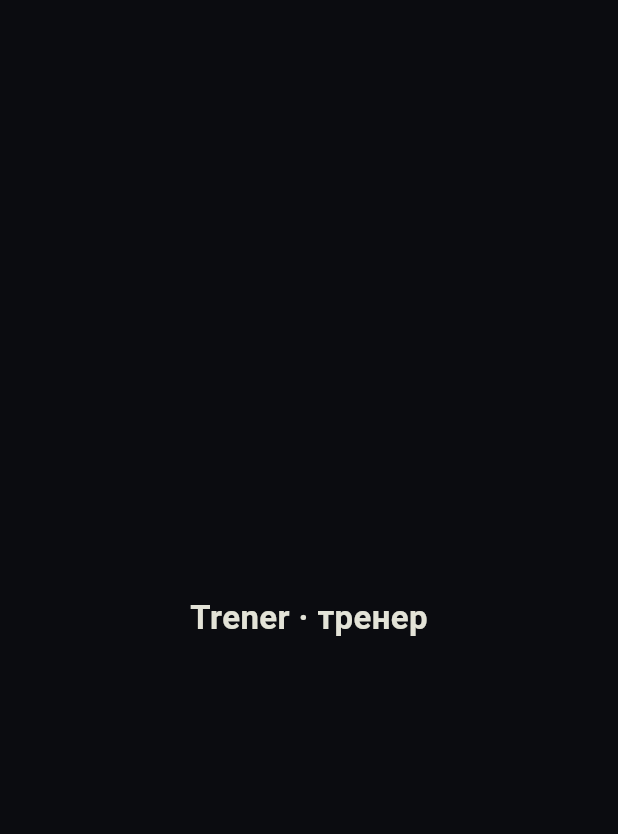
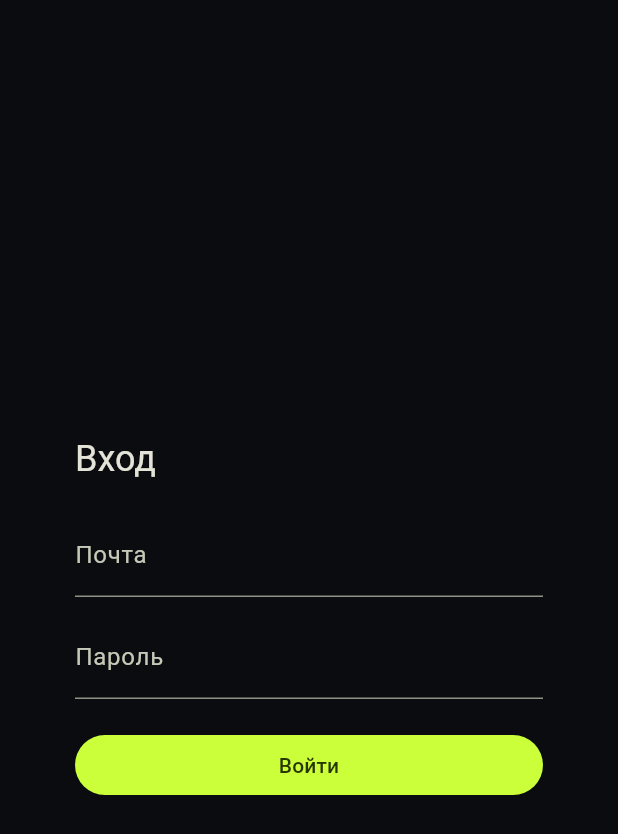
Before and after one commit to Kopilka-main/trener_web, a Flutter app: the screen it shows after launch, on a phone screen of 412 x 824 dp. Shown: the top 834 px of the screen. Run offline on Flutter 3.47's test engine with Material 3 defaults, Android fonts, the phone set to English and light mode, and no system bars; our stand-ins replace dio, flutter_riverpod, flutter_secure_storage, go_router.

Commit message:
feat(mobile): core (API-клиент+сессия) и срез вход→главная для обоих приложений
core: ApiClient (Dio + Bearer + 401→разлогин), TokenStore (secure storage),
SessionController (Riverpod), провайдеры base URL/клиента.
client и trainer: модель профиля, login/me/logout, экраны вход/сплеш/главная,
go_router с редиректом по сессии. analyze чистый, тесты входа зелёные.
Base URL: тренер app.fitbond.ru, клиент my.fitbond.ru.

Co-Authored-By: Claude Opus 4.8 <noreply@anthropic.com>

```diff
--- a/mobile/apps/client/lib/main.dart
+++ b/mobile/apps/client/lib/main.dart
@@ -1,27 +1,47 @@
 import 'package:core/core.dart';
 import 'package:flutter/material.dart';
 import 'package:flutter_riverpod/flutter_riverpod.dart';
+import 'package:go_router/go_router.dart';
+
+import 'router.dart';
 
 void main() {
-  runApp(const ProviderScope(child: ClientApp()));
+  runApp(
+    ProviderScope(
+      overrides: <Override>[
+        baseUrlProvider.overrideWithValue('https://my.fitbond.ru'),
+      ],
+      child: const ClientApp(),
+    ),
+  );
 }
 
-/// Клиентское приложение Trener. Пока — каркас с фирменной темой;
-/// экраны входа и главной добавляются в следующих шагах фазы 1.
-class ClientApp extends StatelessWidget {
+/// Клиентское приложение Trener: фирменная тема, токен-сессия, роутер
+/// вход → главная.
+class ClientApp extends ConsumerStatefulWidget {
   const ClientApp({super.key});
 
   @override
+  ConsumerState<ClientApp> createState() => _ClientAppState();
+}
+
+class _ClientAppState extends ConsumerState<ClientApp> {
+  @override
+  void initState() {
+    super.initState();
+    WidgetsBinding.instance.addPostFrameCallback((_) {
+      ref.read(sessionProvider.notifier).bootstrap();
+    });
+  }
+
+  @override
   Widget build(BuildContext context) {
-    return MaterialApp(
+    final GoRouter router = ref.watch(routerProvider);
+    return MaterialApp.router(
       title: 'Trener — клиент',
       debugShowCheckedModeBanner: false,
       theme: buildAppTheme(AppAccents.client),
-      home: const Scaffold(
-        body: Center(
-          child: Text('Trener · клиент', style: TextStyle(fontSize: 22, fontWeight: FontWeight.bold)),
-        ),
-      ),
+      routerConfig: router,
     );
   }
 }
--- /dev/null
+++ b/mobile/apps/client/lib/screens/login_screen.dart
@@ -0,0 +1,86 @@
+import 'package:flutter/material.dart';
+import 'package:flutter_riverpod/flutter_riverpod.dart';
+
+import '../api/client_auth.dart';
+
+class LoginScreen extends ConsumerStatefulWidget {
+  const LoginScreen({super.key});
+
+  @override
+  ConsumerState<LoginScreen> createState() => _LoginScreenState();
+}
+
+class _LoginScreenState extends ConsumerState<LoginScreen> {
+  final TextEditingController _email = TextEditingController();
+  final TextEditingController _password = TextEditingController();
+  bool _busy = false;
+  String? _error;
+
+  @override
+  void dispose() {
+    _email.dispose();
+    _password.dispose();
+    super.dispose();
+  }
+
+  Future<void> _submit() async {
+    setState(() {
+      _busy = true;
+      _error = null;
+    });
+    try {
+      await ref.read(clientApiProvider).login(_email.text.trim(), _password.text);
+      // Дальше редирект на главную сделает роутер (по смене сессии).
+    } catch (_) {
+      setState(() => _error = 'Не удалось войти. Проверьте почту и пароль.');
+    } finally {
+      if (mounted) setState(() => _busy = false);
+    }
+  }
+
+  @override
+  Widget build(BuildContext context) {
+    return Scaffold(
+      body: SafeArea(
+        child: Center(
+          child: ConstrainedBox(
+            constraints: const BoxConstraints(maxWidth: 360),
+            child: ListView(
+              shrinkWrap: true,
+              padding: const EdgeInsets.all(24),
+              children: <Widget>[
+                Text('Вход', style: Theme.of(context).textTheme.headlineSmall),
+                const SizedBox(height: 20),
+                TextField(
+                  controller: _email,
+                  keyboardType: TextInputType.emailAddress,
+                  autocorrect: false,
+                  decoration: const InputDecoration(labelText: 'Почта'),
+                ),
+                const SizedBox(height: 12),
+                TextField(
+                  controller: _password,
+                  obscureText: true,
+                  decoration: const InputDecoration(labelText: 'Пароль'),
+                  onSubmitted: (_) => _submit(),
+                ),
+                if (_error != null) ...<Widget>[
+                  const SizedBox(height: 12),
+                  Text(_error!, style: TextStyle(color: Theme.of(context).colorScheme.error)),
+                ],
+                const SizedBox(height: 20),
+                FilledButton(
+                  onPressed: _busy ? null : _submit,
+                  child: _busy
+                      ? const SizedBox(
+                          height: 18, width: 18, child: CircularProgressIndicator(strokeWidth: 2))
+                      : const Text('Войти'),
+                ),
+              ],
+            ),
+          ),
+        ),
+      ),
+    );
+  }
+}
--- a/mobile/apps/trainer/lib/main.dart
+++ b/mobile/apps/trainer/lib/main.dart
@@ -1,27 +1,47 @@
 import 'package:core/core.dart';
 import 'package:flutter/material.dart';
 import 'package:flutter_riverpod/flutter_riverpod.dart';
+import 'package:go_router/go_router.dart';
+
+import 'router.dart';
 
 void main() {
-  runApp(const ProviderScope(child: TrainerApp()));
+  runApp(
+    ProviderScope(
+      overrides: <Override>[
+        baseUrlProvider.overrideWithValue('https://app.fitbond.ru'),
+      ],
+      child: const TrainerApp(),
+    ),
+  );
 }
 
-/// Тренерское приложение Trener. Пока — каркас с фирменной темой;
-/// экраны входа и главной добавляются в следующих шагах фазы 1.
-class TrainerApp extends StatelessWidget {
+/// Тренерское приложение Trener: фирменная тема, токен-сессия, роутер
+/// вход → главная.
+class TrainerApp extends ConsumerStatefulWidget {
   const TrainerApp({super.key});
 
   @override
+  ConsumerState<TrainerApp> createState() => _TrainerAppState();
+}
+
+class _TrainerAppState extends ConsumerState<TrainerApp> {
+  @override
+  void initState() {
+    super.initState();
+    WidgetsBinding.instance.addPostFrameCallback((_) {
+      ref.read(sessionProvider.notifier).bootstrap();
+    });
+  }
+
+  @override
   Widget build(BuildContext context) {
-    return MaterialApp(
+    final GoRouter router = ref.watch(routerProvider);
+    return MaterialApp.router(
       title: 'Trener — тренер',
       debugShowCheckedModeBanner: false,
       theme: buildAppTheme(AppAccents.trainer),
-      home: const Scaffold(
-        body: Center(
-          child: Text('Trener · тренер', style: TextStyle(fontSize: 22, fontWeight: FontWeight.bold)),
-        ),
-      ),
+      routerConfig: router,
     );
   }
 }
--- /dev/null
+++ b/mobile/apps/trainer/lib/router.dart
@@ -0,0 +1,34 @@
+import 'package:core/core.dart';
+import 'package:flutter/widgets.dart';
+import 'package:flutter_riverpod/flutter_riverpod.dart';
+import 'package:go_router/go_router.dart';
+
+import 'screens/home_screen.dart';
+import 'screens/login_screen.dart';
+import 'screens/splash_screen.dart';
+
+/// Роутер с редиректом по статусу сессии: пока неизвестно → сплеш,
+/// не авторизован → вход, авторизован → главная.
+final Provider<GoRouter> routerProvider = Provider<GoRouter>((ref) {
+  final ValueNotifier<int> refresh = ValueNotifier<int>(0);
+  ref.listen<SessionState>(sessionProvider, (_, _) => refresh.value++);
+  ref.onDispose(refresh.dispose);
+
+  return GoRouter(
+    initialLocation: '/splash',
+    refreshListenable: refresh,
+    redirect: (BuildContext context, GoRouterState state) {
+      final AuthStatus status = ref.read(sessionProvider).status;
+      final String loc = state.matchedLocation;
+      if (status == AuthStatus.unknown) return loc == '/splash' ? null : '/splash';
+      if (status == AuthStatus.unauthenticated) return loc == '/login' ? null : '/login';
+      if (loc == '/login' || loc == '/splash') return '/home';
+      return null;
+    },
+    routes: <RouteBase>[
+      GoRoute(path: '/splash', builder: (_, _) => const SplashScreen()),
+      GoRoute(path: '/login', builder: (_, _) => const LoginScreen()),
+      GoRoute(path: '/home', builder: (_, _) => const HomeScreen()),
+    ],
+  );
+});
--- /dev/null
+++ b/mobile/apps/trainer/lib/screens/login_screen.dart
@@ -0,0 +1,86 @@
+import 'package:flutter/material.dart';
+import 'package:flutter_riverpod/flutter_riverpod.dart';
+
+import '../api/trainer_auth.dart';
+
+class LoginScreen extends ConsumerStatefulWidget {
+  const LoginScreen({super.key});
+
+  @override
+  ConsumerState<LoginScreen> createState() => _LoginScreenState();
+}
+
+class _LoginScreenState extends ConsumerState<LoginScreen> {
+  final TextEditingController _email = TextEditingController();
+  final TextEditingController _password = TextEditingController();
+  bool _busy = false;
+  String? _error;
+
+  @override
+  void dispose() {
+    _email.dispose();
+    _password.dispose();
+    super.dispose();
+  }
+
+  Future<void> _submit() async {
+    setState(() {
+      _busy = true;
+      _error = null;
+    });
+    try {
+      await ref.read(trainerApiProvider).login(_email.text.trim(), _password.text);
+      // Дальше редирект на главную сделает роутер (по смене сессии).
+    } catch (_) {
+      setState(() => _error = 'Не удалось войти. Проверьте почту и пароль.');
+    } finally {
+      if (mounted) setState(() => _busy = false);
+    }
+  }
+
+  @override
+  Widget build(BuildContext context) {
+    return Scaffold(
+      body: SafeArea(
+        child: Center(
+          child: ConstrainedBox(
+            constraints: const BoxConstraints(maxWidth: 360),
+            child: ListView(
+              shrinkWrap: true,
+              padding: const EdgeInsets.all(24),
+              children: <Widget>[
+                Text('Вход', style: Theme.of(context).textTheme.headlineSmall),
+                const SizedBox(height: 20),
+                TextField(
+                  controller: _email,
+                  keyboardType: TextInputType.emailAddress,
+                  autocorrect: false,
+                  decoration: const InputDecoration(labelText: 'Почта'),
+                ),
+                const SizedBox(height: 12),
+                TextField(
+                  controller: _password,
+                  obscureText: true,
+                  decoration: const InputDecoration(labelText: 'Пароль'),
+                  onSubmitted: (_) => _submit(),
+                ),
+                if (_error != null) ...<Widget>[
+                  const SizedBox(height: 12),
+                  Text(_error!, style: TextStyle(color: Theme.of(context).colorScheme.error)),
+                ],
+                const SizedBox(height: 20),
+                FilledButton(
+                  onPressed: _busy ? null : _submit,
+                  child: _busy
+                      ? const SizedBox(
+                          height: 18, width: 18, child: CircularProgressIndicator(strokeWidth: 2))
+                      : const Text('Войти'),
+                ),
+              ],
+            ),
+          ),
+        ),
+      ),
+    );
+  }
+}
```
Also changed, not shown: mobile/apps/client/lib/api/client_auth.dart (added, +54 -0 lines), mobile/apps/client/lib/router.dart (added, +34 -0 lines), mobile/apps/client/lib/screens/home_screen.dart (added, +57 -0 lines), mobile/apps/client/lib/screens/splash_screen.dart (added, +10 -0 lines), mobile/apps/trainer/lib/api/trainer_auth.dart (added, +54 -0 lines), mobile/apps/trainer/lib/screens/home_screen.dart (added, +57 -0 lines), mobile/apps/trainer/lib/screens/splash_screen.dart (added, +10 -0 lines), mobile/packages/core/lib/core.dart (+6 -4 lines), mobile/packages/core/lib/src/api/api_client.dart (added, +59 -0 lines), mobile/packages/core/lib/src/api/api_provider.dart (added, +19 -0 lines), mobile/packages/core/lib/src/auth/session.dart (added, +46 -0 lines), mobile/packages/core/lib/src/auth/token_store.dart (added, +14 -0 lines), 2 other files.
